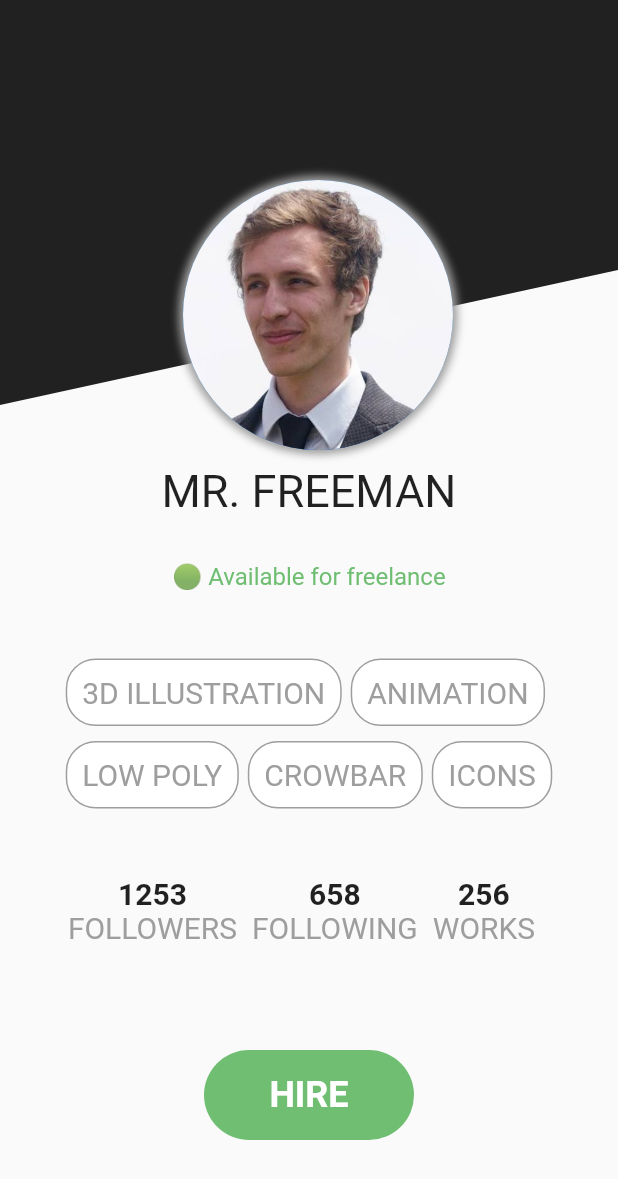
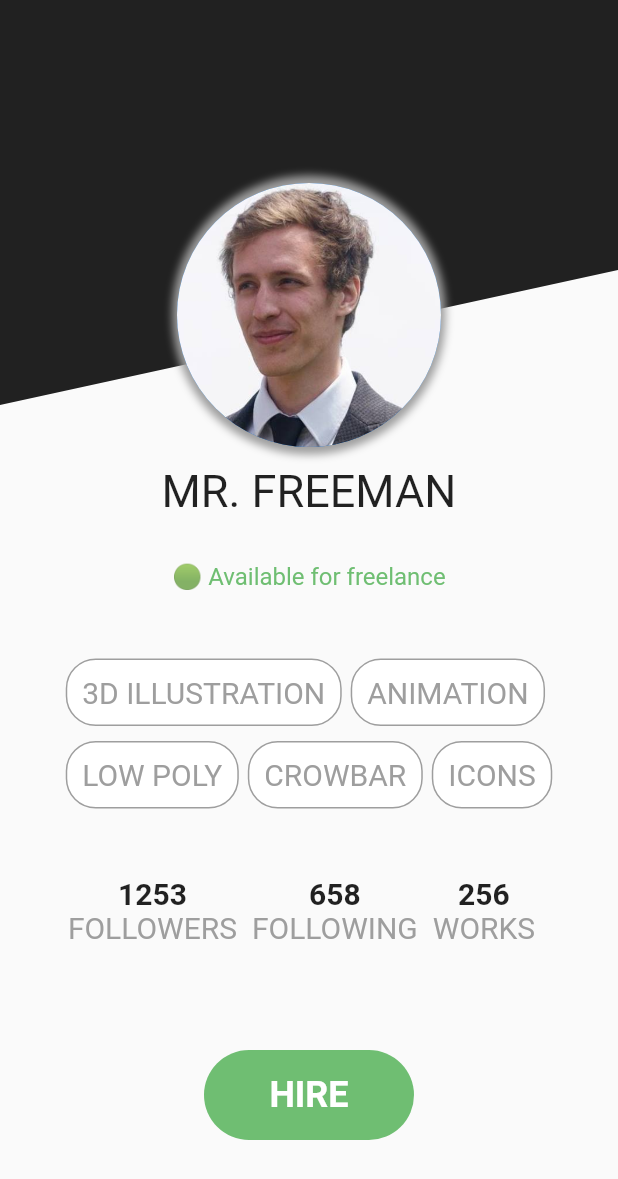
Before and after one commit to jobic10/sign_up_login_ui_with_flutter, a Flutter app: the ProfileScreen screen opened by its route, on a phone screen of 412 x 824 dp. Shown: the top 1179 px of the screen. Run offline on Flutter 3.47's test engine with Material 2 defaults, Android fonts, the phone set to English and light mode, and no system bars; our stand-ins replace google_fonts.

Commit message:
🔥 I'm through

```diff
--- a/lib/screens/profile.dart
+++ b/lib/screens/profile.dart
@@ -21,7 +21,8 @@ class ProfileScreen extends StatelessWidget {
                 ),
                 Positioned(
                   bottom: 0,
-                  right: 110,
+                  right: MediaQuery.of(context).size.width / 2 - 88,
+                  left: MediaQuery.of(context).size.width / 2 - 88,
                   child: Container(
                     decoration: BoxDecoration(
                       borderRadius: BorderRadius.circular(120),
@@ -109,7 +110,10 @@ class ProfileScreen extends StatelessWidget {
                   ),
                 ),
               ),
-            )
+            ),
+            SizedBox(
+              height: 40,
+            ),
           ],
         ),
       ),
```
